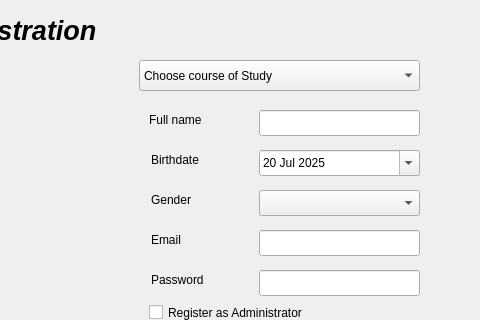
Old version of the form registration_dialog.ui in the repository SandrAdora/GPA_Calculator; both pictures show x 91 to 571 and y 0 to 320 of the 571 by 422 pixel window.
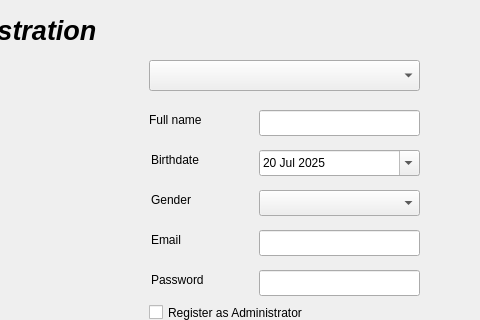
New version of the form. Icons and pictures are not drawn.

Diff of the .ui file:
```diff
--- a/registration_dialog.ui
+++ b/registration_dialog.ui
@@ -25,9 +25,9 @@
    <widget class="QComboBox" name="comboBox_courses">
     <property name="geometry">
      <rect>
-      <x>10</x>
+      <x>20</x>
       <y>20</y>
-      <width>281</width>
+      <width>271</width>
       <height>31</height>
      </rect>
     </property>
@@ -37,11 +37,6 @@
       <verstretch>4</verstretch>
      </sizepolicy>
     </property>
-    <item>
-     <property name="text">
-      <string>Choose course of Study</string>
-     </property>
-    </item>
    </widget>
    <widget class="QLabel" name="label_fullname">
     <property name="geometry">
```
